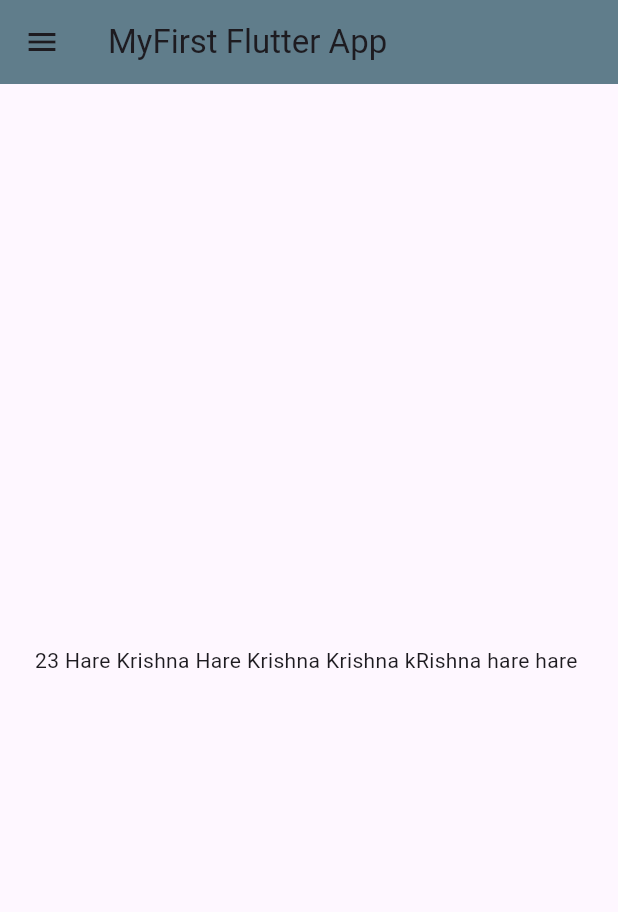
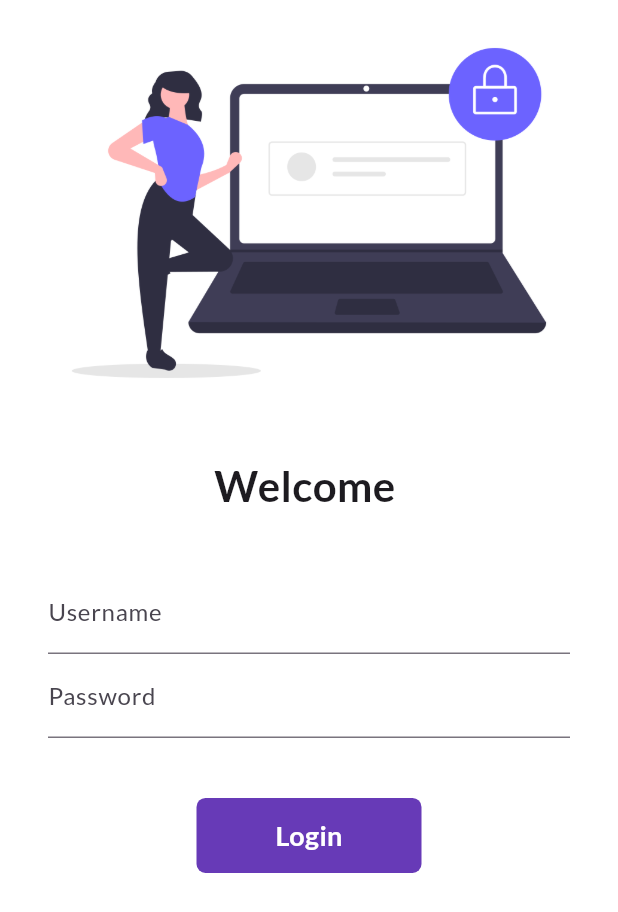
Before and after one commit to dipawaliparmar311/FirstFltterProject, a Flutter app: the screen it shows after launch, on a phone screen of 412 x 824 dp. Shown: the top 912 px of the screen. Run offline on Flutter 3.47's test engine with Material 3 defaults, Android fonts, the phone set to English and light mode, and no system bars; our stand-ins replace google_fonts; missing offline and left inert: dart:ffi.

Commit message:
Animated login button

```diff
--- a/lib/home_page.dart
+++ /dev/null
@@ -1,20 +0,0 @@
-import "package:flutter/material.dart";
-class HomePage extends StatelessWidget {
-  const HomePage({super.key});
-
-  @override
-  Widget build(BuildContext context) {
-    int days=23;
-    return Scaffold(
-      appBar: AppBar(
-        backgroundColor: Colors.blueGrey,
-        title: Text("MyFirst Flutter App"),
-      ),
-        body: Center(
-        child: Container(
-        child: Text("$days Hare Krishna Hare Krishna Krishna kRishna hare hare "),
-    ),
-    ),
-    drawer: Drawer());
-  }
-}
--- a/lib/main.dart
+++ b/lib/main.dart
@@ -1,5 +1,8 @@
 import 'package:flutter/material.dart';
-import 'package:myfirst_flutter_project/home_page.dart';
+import 'package:google_fonts/google_fonts.dart';
+import 'package:myfirst_flutter_project/pages/home_page.dart';
+import 'package:myfirst_flutter_project/pages/login_page.dart';
+import 'package:myfirst_flutter_project/utils/MyRoutes.dart';
 
 void main()
 {
@@ -12,7 +15,15 @@ class MyApp extends StatelessWidget {
   Widget build(BuildContext context) {
 
     return MaterialApp(
-      home: HomePage(),
+      themeMode:ThemeMode.light,
+      debugShowCheckedModeBanner: false,
+      theme: ThemeData(primarySwatch: Colors.blue,fontFamily: GoogleFonts.lato().fontFamily),
+      routes: {
+        "/":(context) =>LoginPage(),
+        MyRoutes.loginRoute:(context)=> LoginPage(),
+        MyRoutes.homeRoute:(context)=> HomePage()
+      },
+
       );
   }
 }
--- /dev/null
+++ b/lib/pages/home_page.dart
@@ -0,0 +1,20 @@
+import 'package:flutter/material.dart';
+
+class HomePage extends StatelessWidget {
+  final int days = 30;
+  final String name = "Codepur";
+  @override
+  Widget build(BuildContext context) {
+    return Scaffold(
+      appBar: AppBar(
+        title: Text("Catalog App"),
+      ),
+      body: Center(
+        child: Container(
+          child: Text("Welcome to $days days of flutter by $name"),
+        ),
+      ),
+      drawer: Drawer(),
+    );
+  }
+}
--- /dev/null
+++ b/lib/pages/login_page.dart
@@ -0,0 +1,108 @@
+import 'dart:convert';
+import 'dart:ffi';
+
+import 'package:flutter/material.dart';
+import 'package:myfirst_flutter_project/utils/MyRoutes.dart';
+
+class LoginPage extends StatefulWidget {
+  @override
+  State<LoginPage> createState() => _LoginPageState();
+}
+
+class _LoginPageState extends State<LoginPage> {
+  String name = "";
+  bool changeButton = false;
+
+  @override
+  Widget build(BuildContext context) {
+    return Material(
+        color: Colors.white,
+        child: SingleChildScrollView(
+          child: Column(
+            children: [
+              Image.asset(
+                "assets/images/login_img.png",
+                fit: BoxFit.cover,
+              ),
+              SizedBox(
+                height: 20.0,
+              ),
+              Text(
+                "Welcome $name",
+                style: TextStyle(
+                  fontSize: 28,
+                  fontWeight: FontWeight.bold,
+                ),
+              ),
+              SizedBox(
+                height: 20.0,
+              ),
+              Padding(
+                padding: const EdgeInsets.symmetric(
+                    vertical: 16.0, horizontal: 32.0),
+                child: Column(
+                  children: [
+                    TextFormField(
+                      decoration: InputDecoration(
+                        hintText: "Enter username",
+                        labelText: "Username",
+                      ),
+                      onChanged: (value) {
+                        name = value;
+                        setState(() {});
+                      },
+                    ),
+                    TextFormField(
+                      obscureText: true,
+                      decoration: InputDecoration(
+                        hintText: "Enter password",
+                        labelText: "Password",
+                      ),
+                    ),
+                    SizedBox(
+                      height: 40.0,
+                    ),
+                    Material(
+                      color: Colors.deepPurple,
+                      borderRadius:
+                          BorderRadius.circular(changeButton ? 50 : 6),
+                      child: InkWell(
+                        onTap: () async {
+                          setState(() {
+                            changeButton = true;
+                          });
+                          await Future.delayed(Duration(seconds: 1));
+                          Navigator.pushNamed(context, MyRoutes.homeRoute);
+                        },
+                        child: AnimatedContainer(
+                          duration: Duration(seconds: 1),
+                          width: changeButton ? 50 : 150,
+                          height: 50,
+                          alignment: Alignment.center,
+                          child: changeButton
+                              ? Icon(
+                                  Icons.done,
+                                  color: Colors.white,
+                                )
+                              : Text(
+                                  "Login",
+                                  style: TextStyle(
+                                      color: Colors.white,
+                                      fontWeight: FontWeight.bold,
+                                      fontSize: 18),
+                                ),
+                        ),
+                      ),
+                    )
+                    /*  ElevatedButton(
+                      child: Text("Login"),
+                      style: TextButton.styleFrom(minimumSize: Size(150, 40)), onPressed: () {Navigator.pushNamed(context,MyRoutes.homeRoute);  },
+                    )*/
+                  ],
+                ),
+              )
+            ],
+          ),
+        ));
+  }
+}
--- /dev/null
+++ b/lib/utils/MyRoutes.dart
@@ -0,0 +1,5 @@
+class MyRoutes{
+  static String  loginRoute="/login";
+
+  static String  homeRoute="/home";
+}
--- a/pubspec.yaml
+++ b/pubspec.yaml
@@ -36,6 +36,8 @@ dependencies:
   # Use with the CupertinoIcons class for iOS style icons.
   cupertino_icons: ^1.0.2
   math_expressions: ^2.0.0
+  google_fonts: ^6.1.0
+
 
 dev_dependencies:
   flutter_test:
@@ -59,6 +61,9 @@ flutter:
   # the material Icons class.
   uses-material-design: true
 
+
+  assets:
+    - assets/images/
   # To add assets to your application, add an assets section, like this:
   # assets:
   #   - images/a_dot_burr.jpeg
```
Also changed, not shown: assets/images/login_img.png (added), pubspec.lock, 1 other file.
